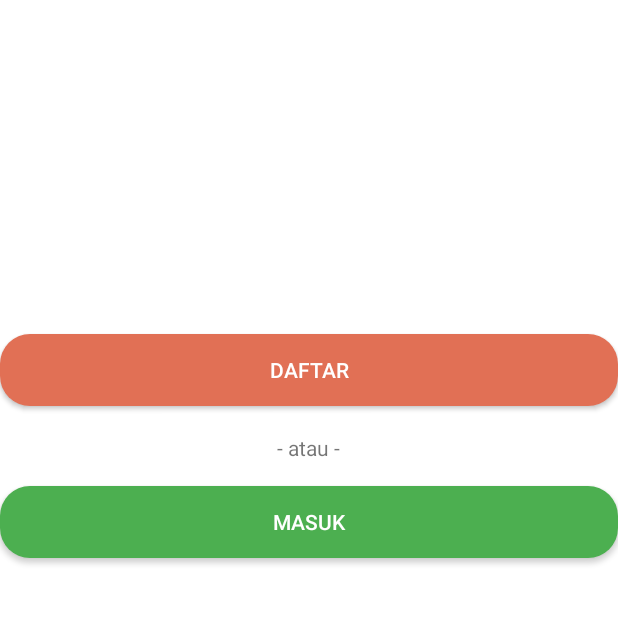
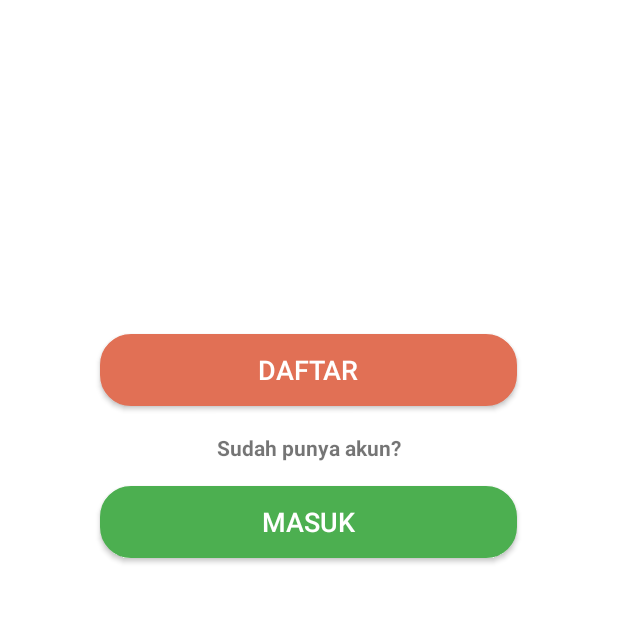
Before and after one commit to kriswidy/AplikasiDolen, an Android app: the MainActivity screen opened directly, with no data from a screen before it, on a phone screen of 412 x 824 dp, the part 610-1235 px from its top. Run offline under Robolectric (Android 15) with nearby library versions, the phone set to English and light mode, and no system bars.

Commit message:
flat-shape-button

```diff
--- a/app/build.gradle
+++ b/app/build.gradle
@@ -26,7 +26,7 @@ dependencies {
     implementation 'com.android.support:cardview-v7:27.1.1'
 
     //Maps
-    implementation 'com.google.android.gms:play-services-maps:16.0.0'
+    //implementation 'com.google.android.gms:play-services-maps:16.0.0'
     implementation 'com.android.support:support-annotations:27.1.1'
 
     //Retrofit, Gson, Recyclerview
--- a/app/src/main/java/com/example/android/ayodolen/LoginActivity.java
+++ b/app/src/main/java/com/example/android/ayodolen/LoginActivity.java
@@ -17,7 +17,7 @@ public class LoginActivity extends AppCompatActivity {
         //getActionBar().hide();
         username = findViewById(R.id.editTextPassword);
         password = findViewById(R.id.editTextPassword);
-        btnLogin = findViewById(R.id.buttonYuk);
+        btnLogin = findViewById(R.id.btnMasuk);
 //        getActionBar().hide();
 
     }
--- a/app/src/main/res/drawable/btn_shape1.xml
+++ b/app/src/main/res/drawable/btn_shape1.xml
@@ -1,19 +1,35 @@
 <?xml version="1.0" encoding="utf-8"?>
 <selector xmlns:android="http://schemas.android.com/apk/res/android">
-
     <item android:state_pressed="true">
-        <shape android:shape="rectangle">
-
-            <solid android:color="@color/colorAccent" />
-            <corners android:radius="20dp" />
-
+        <shape>
+            <solid
+                android:color="@color/colorWhite" />
+            <stroke
+                android:width="1dp"
+                android:color="@color/colorPrimary" />
+            <corners
+                android:radius="20dp" />
+            <padding
+                android:left="6dp"
+                android:top="6dp"
+                android:right="6dp"
+                android:bottom="6dp" />
         </shape>
-
     </item>
     <item>
-        <shape android:shape="rectangle">
-            <solid android:color="@color/colorPrimary" />
-            <corners android:radius="20dp" />
+        <shape>
+            <solid
+                android:color="@color/colorPrimary" />
+            <stroke
+                android:width="1dp"
+                android:color="@color/colorPrimary" />
+            <corners
+                android:radius="20dp" />
+            <padding
+                android:left="6dp"
+                android:top="6dp"
+                android:right="6dp"
+                android:bottom="6dp" />
         </shape>
     </item>
 </selector>
--- a/app/src/main/res/drawable/btn_shape2.xml
+++ b/app/src/main/res/drawable/btn_shape2.xml
@@ -1,19 +1,35 @@
 <?xml version="1.0" encoding="utf-8"?>
 <selector xmlns:android="http://schemas.android.com/apk/res/android">
-
     <item android:state_pressed="true">
-        <shape android:shape="rectangle">
-
-            <solid android:color="@color/colorAccent" />
-            <corners android:radius="20dp" />
-
+        <shape>
+            <solid
+                android:color="@color/colorWhite" />
+            <stroke
+                android:width="1dp"
+                android:color="@color/colorGreen" />
+            <corners
+                android:radius="20dp" />
+            <padding
+                android:left="6dp"
+                android:top="6dp"
+                android:right="6dp"
+                android:bottom="6dp" />
         </shape>
-
     </item>
     <item>
-        <shape android:shape="rectangle">
-            <solid android:color="@color/colorGreen" />
-            <corners android:radius="20dp" />
+        <shape>
+            <solid
+                android:color="@color/colorGreen" />
+            <stroke
+                android:width="1dp"
+                android:color="@color/colorGreen" />
+            <corners
+                android:radius="20dp" />
+            <padding
+                android:left="6dp"
+                android:top="6dp"
+                android:right="6dp"
+                android:bottom="6dp" />
         </shape>
     </item>
 </selector>
--- a/app/src/main/res/layout/activity_splashscreen.xml
+++ b/app/src/main/res/layout/activity_splashscreen.xml
@@ -20,13 +20,14 @@
 
     <Button
         android:id="@+id/buttonDaftar"
-        android:layout_width="700px"
+        android:layout_width="278dp"
         android:layout_height="wrap_content"
         android:layout_above="@+id/textView"
         android:layout_centerHorizontal="true"
         android:layout_marginBottom="18dp"
         android:background="@drawable/btn_shape1"
         android:text="Daftar"
+        android:textSize="8pt"
         android:textColor="@color/colorWhite" />
 
     <TextView
@@ -36,16 +37,18 @@
         android:layout_above="@+id/buttonMasuk"
         android:layout_centerHorizontal="true"
         android:layout_marginBottom="16dp"
-        android:text="- atau -" />
+        android:text="Sudah punya akun?"
+        android:textStyle="bold"/>
 
     <Button
         android:id="@+id/buttonMasuk"
-        android:layout_width="700px"
+        android:layout_width="278dp"
         android:layout_height="wrap_content"
         android:layout_alignParentBottom="true"
         android:layout_centerHorizontal="true"
         android:layout_marginBottom="45dp"
         android:background="@drawable/btn_shape2"
+        android:textSize="8pt"
         android:text="Masuk"
         android:textColor="@color/colorWhite" />
 
--- a/app/src/main/res/values/colors.xml
+++ b/app/src/main/res/values/colors.xml
@@ -7,4 +7,5 @@
     <color name="colorGreen">#4caf50</color>
     <color name="colorBlack">#212121</color>
 
+
 </resources>
```
Also changed, not shown: app/src/main/res/layout/activity_detail_wisata.xml (+5 -4 lines), app/src/main/res/layout/activity_login.xml (+18 -10 lines), app/src/main/res/layout/activity_register.xml (+4 -6 lines), app/src/main/res/drawable/back-flat.png (deleted).
